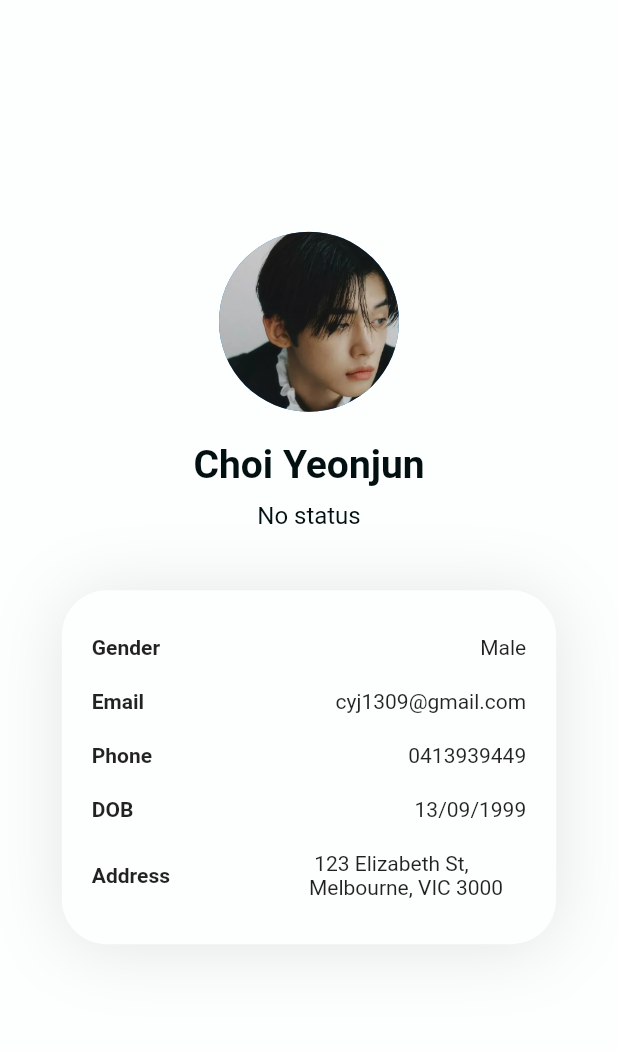
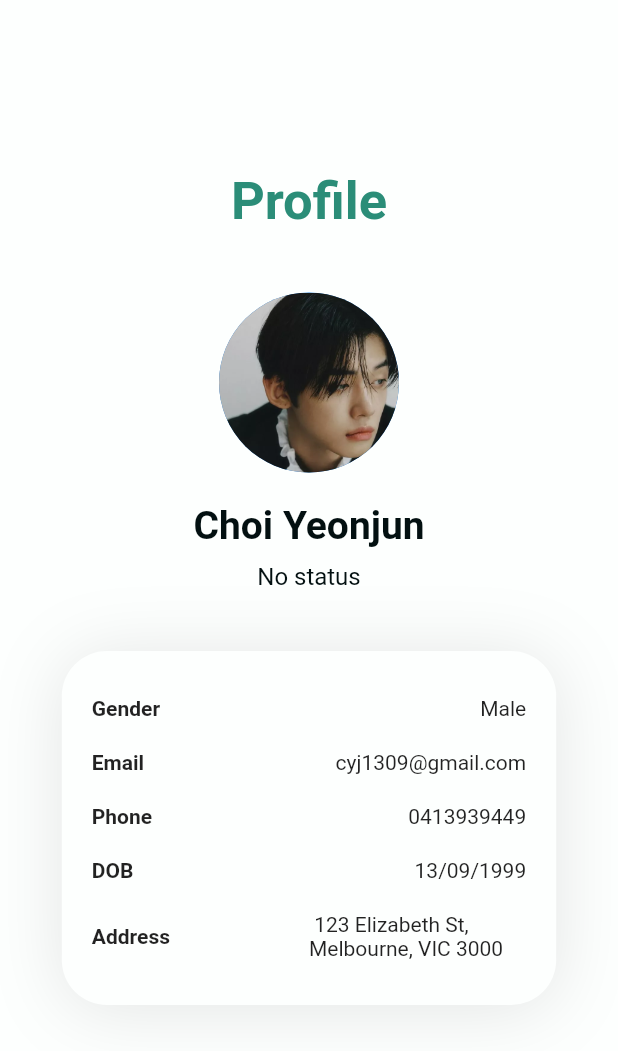
Before and after one commit to ND-Telemedicine-App/ND-Telemedicine-App, a Flutter app: the ProfilePage screen opened directly, on a phone screen of 412 x 824 dp. Shown: the top 1051 px of the screen. Run offline on Flutter 3.47's test engine with Material 2 defaults, Android fonts, the phone set to English and light mode, and no system bars.

Commit message:
Move info_row.dart to widget folder, create page title and shadow container components

```diff
--- a/lib/pages/ProfilePage.dart
+++ b/lib/pages/profile_page.dart
@@ -1,4 +1,7 @@
 import 'package:flutter/material.dart';
+
+import '../widgets/features/info_row.dart';
+import '../widgets/features/page_title.dart';
 
 class ProfilePage extends StatefulWidget {
   const ProfilePage({Key? key}) : super(key: key);
@@ -7,41 +10,12 @@ class ProfilePage extends StatefulWidget {
   State<ProfilePage> createState() => _ProfilePageState();
 }
 
-class InfoRow extends StatelessWidget {
-  const InfoRow ({
-    Key? key,
-    required this.infoHeader,
-    required this.infoContent,
-  }) : super(key:key);
-
-  final String infoHeader;
-  final String infoContent;
-
-  @override
-  Widget build(BuildContext context) {
-    return Padding(
-        padding: EdgeInsets.symmetric(vertical: 10),
-        child: Row(
-          mainAxisAlignment: MainAxisAlignment.spaceBetween,
-          children: <Widget> [
-            Flexible(child:
-            Text(infoHeader,
-              style: TextStyle(
-                fontWeight: FontWeight.w600
-              ))
-            ),
-            Flexible(child: Text(infoContent))
-          ],
-        ),
-    );
-  }
-}
-
 class _ProfilePageState extends State<ProfilePage> {
 
   @override
   Widget build(BuildContext context) {
     double screenWidth = MediaQuery.of(context).size.width;
+    double heightWidth = MediaQuery.of(context).size.height;
 
     return Scaffold(
       backgroundColor: Color(0xffFDFFFE),
@@ -51,6 +25,7 @@ class _ProfilePageState extends State<ProfilePage> {
             crossAxisAlignment: CrossAxisAlignment.center,
             children: <Widget>[
               // profile heading
+              PageTitle(title: "Profile"),
               CircleAvatar(
                 radius: 60,
                 backgroundImage: AssetImage("assets/images/yeonjun.jpg"),
@@ -86,7 +61,6 @@ class _ProfilePageState extends State<ProfilePage> {
                     ),
                   ],
                 ),
-
                 child: Column(
                   children: const [
                     InfoRow(infoHeader: "Gender", infoContent: "Male"),
--- /dev/null
+++ b/lib/widgets/features/ShadowContainer.dart
@@ -0,0 +1,18 @@
+import 'package:flutter/material.dart';
+
+class ShadowContainer extends StatelessWidget {
+  const ShadowContainer({
+    Key? key,
+    required this.title,
+    required this.content,
+  }) : super(key:key);
+
+  final String title;
+  final Widget content;
+
+  @override
+  Widget build(BuildContext context) {
+
+    throw UnimplementedError();
+  }
+}
--- a/lib/widgets/features/dummy.txt
+++ /dev/null
@@ -1 +0,0 @@
-dummy
--- /dev/null
+++ b/lib/widgets/features/info_row.dart
@@ -0,0 +1,31 @@
+import 'package:flutter/material.dart';
+
+class InfoRow extends StatelessWidget {
+  const InfoRow ({
+    Key? key,
+    required this.infoHeader,
+    required this.infoContent,
+  }) : super(key:key);
+
+  final String infoHeader;
+  final String infoContent;
+
+  @override
+  Widget build(BuildContext context) {
+    return Padding(
+      padding: EdgeInsets.symmetric(vertical: 10),
+      child: Row(
+        mainAxisAlignment: MainAxisAlignment.spaceBetween,
+        children: <Widget> [
+          Flexible(child:
+          Text(infoHeader,
+              style: TextStyle(
+                  fontWeight: FontWeight.w600
+              ))
+          ),
+          Flexible(child: Text(infoContent))
+        ],
+      ),
+    );
+  }
+}
--- /dev/null
+++ b/lib/widgets/features/page_title.dart
@@ -0,0 +1,23 @@
+import 'package:flutter/material.dart';
+
+class PageTitle extends StatelessWidget {
+  const PageTitle ({
+    Key? key,
+    required this.title,
+  }) : super(key:key);
+
+  final String title;
+
+  @override
+  Widget build(BuildContext context) {
+    return Padding(
+      padding: EdgeInsets.only(bottom: 40),
+      child: Text(title,
+          style: TextStyle(
+              color: Color(0xff2B8D78),
+              fontWeight: FontWeight.w700,
+              fontSize: 35
+          )),
+    );
+  }
+}
```
